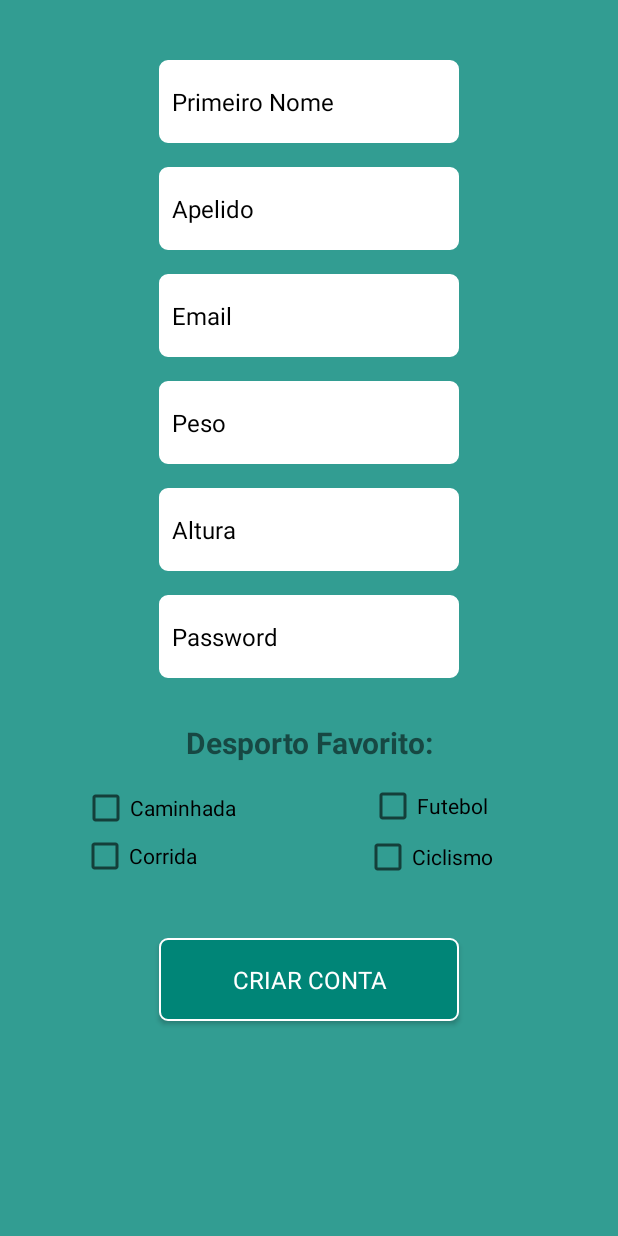
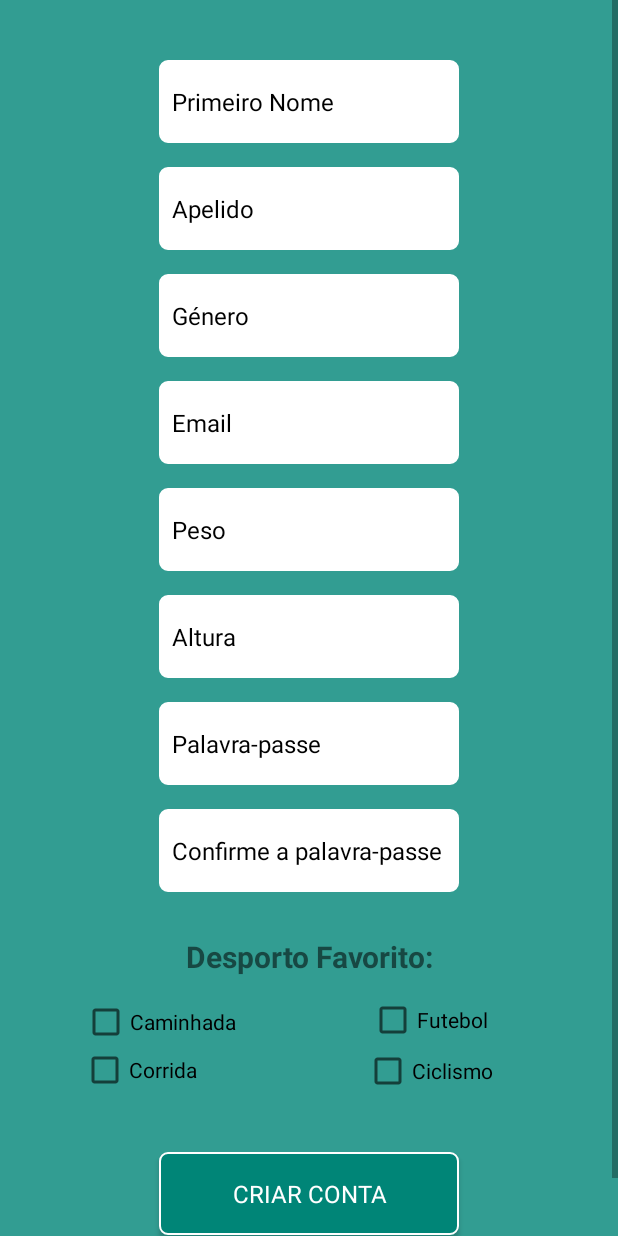
Before and after one commit to Badajaz/ActivityGO, an Android app: the SignUp screen opened directly, with no data from a screen before it, on a phone screen of 412 x 824 dp. Run offline under Robolectric (Android 15) with nearby library versions, the phone set to English and light mode, and no system bars.

Commit message:
Commit - Mais coisas sign up page

```diff
--- a/androidProjects - copia/app/src/main/res/layout/activity_login_screen.xml
+++ b/androidProjects - copia/app/src/main/res/layout/activity_login_screen.xml
@@ -34,6 +34,7 @@
         android:backgroundTint="#ffffff"
         android:ems="10"
         android:hint="  Nome de utilizador"
+        android:drawableLeft="@drawable/user_icon"
         android:inputType="text|textPersonName"
         android:textSize="16sp"
         android:typeface="sans"
--- a/androidProjects - copia/app/src/main/res/layout/activity_sign_up.xml
+++ b/androidProjects - copia/app/src/main/res/layout/activity_sign_up.xml
@@ -48,6 +48,22 @@
                 android:ems="10"
                 android:fontFamily="sans-serif"
                 android:hint="@string/LastNameText"
+                android:inputType="textPersonName"
+                android:textSize="16sp"
+                android:typeface="sans"
+                app:layout_constraintStart_toStartOf="parent"
+                app:layout_constraintTop_toBottomOf="@+id/FirstNameText" />
+
+            <EditText
+                android:id="@+id/genero"
+                android:layout_width="200dp"
+                android:layout_height="55dp"
+                android:layout_marginStart="0dp"
+                android:layout_marginTop="16dp"
+                android:background="@drawable/edit_text_shape2"
+                android:ems="10"
+                android:fontFamily="sans-serif"
+                android:hint="@string/GeneroSignUp"
                 android:inputType="textPersonName"
                 android:textSize="16sp"
                 android:typeface="sans"
@@ -112,6 +128,22 @@
                 android:ems="10"
                 android:fontFamily="sans-serif"
                 android:hint="@string/PasswordSignUp"
+                android:inputType="textPassword"
+                android:textSize="16sp"
+                android:typeface="sans"
+                app:layout_constraintStart_toStartOf="parent"
+                app:layout_constraintTop_toBottomOf="@+id/HeightText" />
+
+            <EditText
+                android:id="@+id/reTypePasswordText"
+                android:layout_width="200dp"
+                android:layout_height="55dp"
+                android:layout_marginStart="0dp"
+                android:layout_marginTop="16dp"
+                android:background="@drawable/edit_text_shape2"
+                android:ems="10"
+                android:fontFamily="sans-serif"
+                android:hint="@string/reTypePasswordSignUp"
                 android:inputType="textPassword"
                 android:textSize="16sp"
                 android:typeface="sans"
--- a/androidProjects - copia/app/src/main/res/values/strings.xml
+++ b/androidProjects - copia/app/src/main/res/values/strings.xml
@@ -5,7 +5,9 @@
     <string name="EmailSignUp">"  "Email</string>
     <string name="WeightSignUp">"  "Peso</string>
     <string name="HeightSignUp">"  "Altura</string>
-    <string name="PasswordSignUp">"  "Password</string>
+    <string name="PasswordSignUp">"  "Palavra-passe</string>
+    <string name="reTypePasswordSignUp">"  "Confirme a palavra-passe</string>
+    <string name="GeneroSignUp">"  "Género</string>
     <string name="nav_run">Run</string>
     <string name="nav_bicepe">Challenges</string>
     <string name="nav_achievements">Achievements</string>
```
Also changed, not shown: androidProjects - copia/app/src/main/res/drawable/user_icon.png (added).
